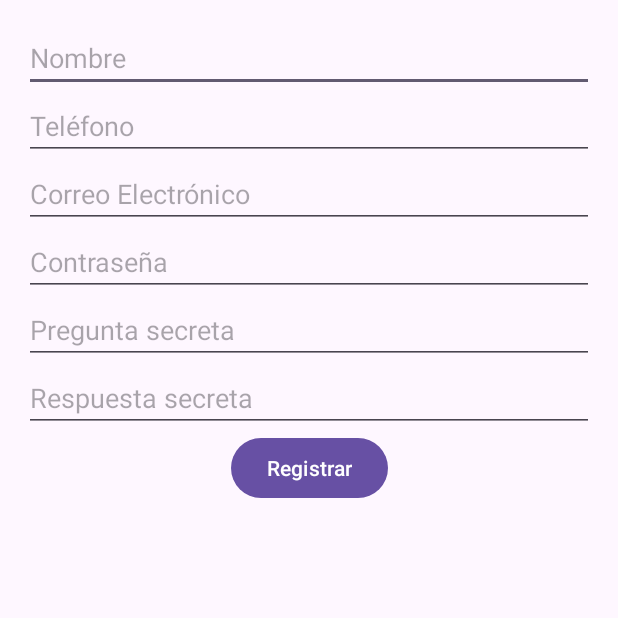
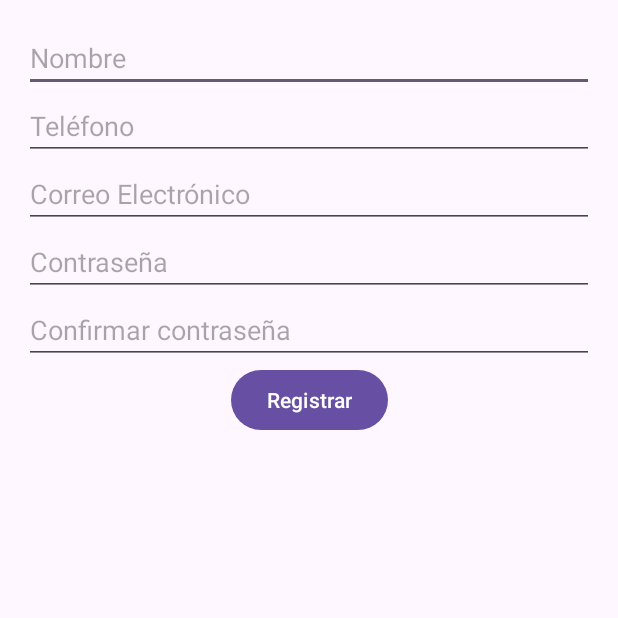
Before and after one commit to lemursoft75/conexion-de-oficios, an Android app: the RegisterClientActivity screen opened directly, with no data from a screen before it, on a phone screen of 412 x 824 dp, the top half of it. Run offline under Robolectric (Android 15) with nearby library versions, the phone set to English and light mode, and no system bars; our stand-ins replace Firebase (no records; nobody signed in at launch, a user with empty details on screens opened directly).

Commit message:
arreglando autenticaciones

```diff
--- a/app/src/main/res/layout/activity_register_client.xml
+++ b/app/src/main/res/layout/activity_register_client.xml
@@ -1,3 +1,4 @@
+<?xml version="1.0" encoding="utf-8"?>
 <androidx.constraintlayout.widget.ConstraintLayout
     xmlns:android="http://schemas.android.com/apk/res/android"
     xmlns:app="http://schemas.android.com/apk/res-auto"
@@ -46,24 +47,16 @@
         app:layout_constraintStart_toStartOf="parent"
         app:layout_constraintEnd_toEndOf="parent"/>
 
+    <!-- Campo de Confirmación de Contraseña -->
     <EditText
-        android:id="@+id/edit_secret_question"
+        android:id="@+id/edit_confirm_password"
         android:layout_width="match_parent"
         android:layout_height="wrap_content"
-        android:hint="Pregunta secreta"
+        android:hint="Confirmar contraseña"
+        android:inputType="textPassword"
         app:layout_constraintTop_toBottomOf="@id/edit_password"
         app:layout_constraintStart_toStartOf="parent"
         app:layout_constraintEnd_toEndOf="parent"/>
-
-    <EditText
-        android:id="@+id/edit_secret_answer"
-        android:layout_width="match_parent"
-        android:layout_height="wrap_content"
-        android:hint="Respuesta secreta"
-        app:layout_constraintTop_toBottomOf="@id/edit_secret_question"
-        app:layout_constraintStart_toStartOf="parent"
-        app:layout_constraintEnd_toEndOf="parent"/>
-
 
     <!-- Botón de Registro -->
     <Button
@@ -71,9 +64,7 @@
         android:layout_width="wrap_content"
         android:layout_height="wrap_content"
         android:text="Registrar"
-        app:layout_constraintTop_toBottomOf="@id/edit_secret_answer"
+        app:layout_constraintTop_toBottomOf="@id/edit_confirm_password"
         app:layout_constraintStart_toStartOf="parent"
         app:layout_constraintEnd_toEndOf="parent"/>
-
-
 </androidx.constraintlayout.widget.ConstraintLayout>
```
Also changed, not shown: app/src/main/java/com/javipena/conexiondeoficios/activities/RecoverPasswordActivity.kt (+28 -19 lines), app/src/main/java/com/javipena/conexiondeoficios/activities/RegisterClientActivity.kt (+40 -3 lines), app/src/main/java/com/javipena/conexiondeoficios/activities/RegisterContractorActivity.kt (+39 -5 lines), app/src/main/res/layout/activity_register_contractor.xml (+0 -14 lines).
